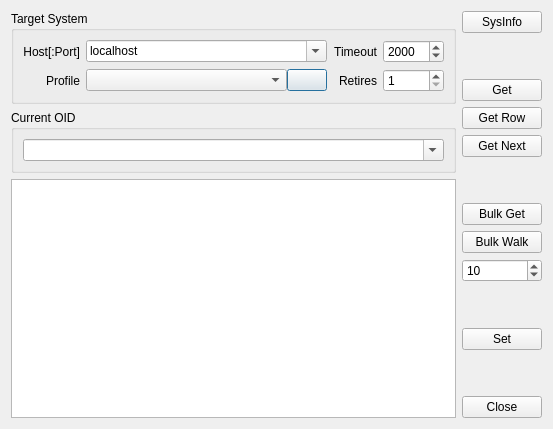
Above: views/snmpw/qMibGetValueDlg.ui from khomchenkovaa/QHostMonitor before the change. Below: the same form after it.
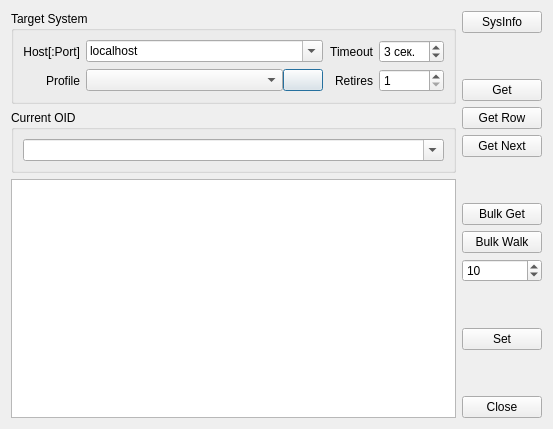
That is the form after the change. Icons and pictures are not drawn.

```diff
--- a/views/snmpw/qMibGetValueDlg.ui
+++ b/views/snmpw/qMibGetValueDlg.ui
@@ -59,17 +59,20 @@
         </item>
         <item row="0" column="3">
          <widget class="QSpinBox" name="spinTimeout">
+          <property name="suffix">
+           <string> сек.</string>
+          </property>
           <property name="minimum">
-           <number>100</number>
+           <number>1</number>
           </property>
           <property name="maximum">
-           <number>30000</number>
+           <number>10</number>
           </property>
           <property name="singleStep">
            <number>100</number>
           </property>
           <property name="value">
-           <number>2000</number>
+           <number>3</number>
           </property>
          </widget>
         </item>
```
Left out of the diff: 2 changed lines with no effect on the pictures.
